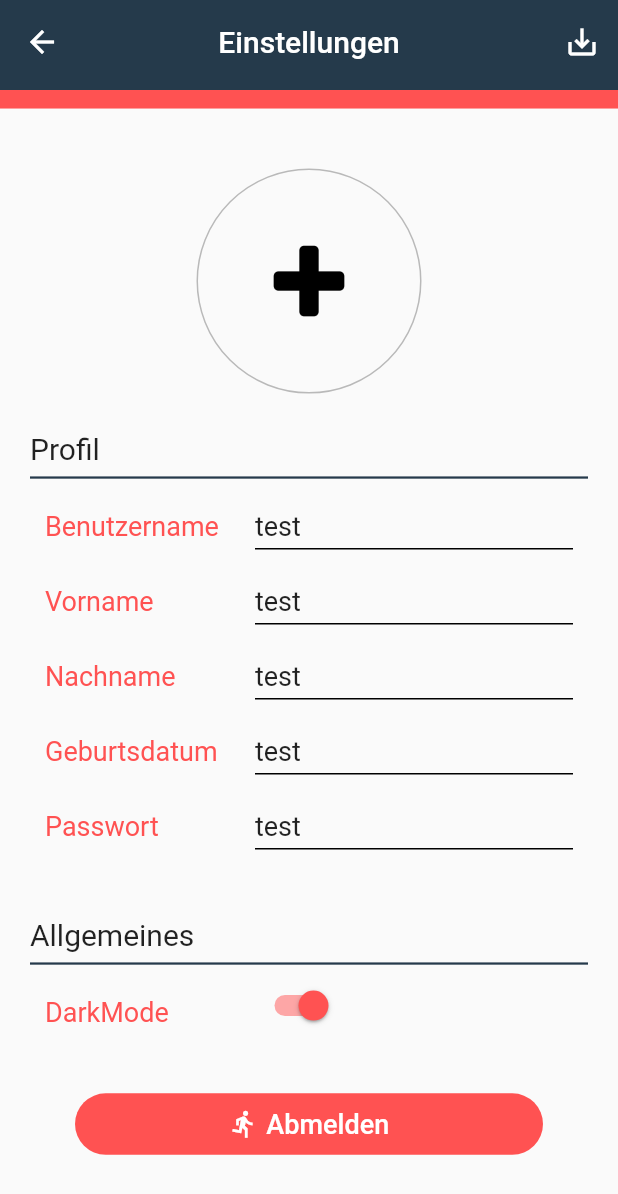
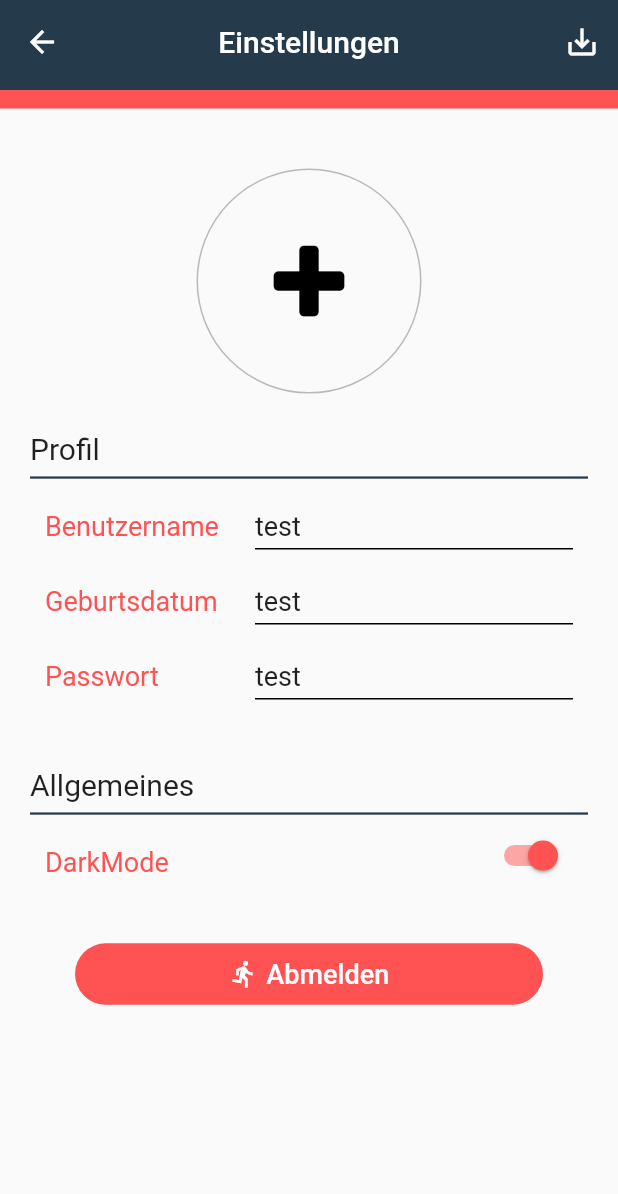
Before and after one commit to DominikDeseyve/SW-ENG_CMP, a Flutter app: the SettingsScreen screen opened by its route, on a phone screen of 412 x 824 dp. Shown: the top 1194 px of the screen. Run offline on Flutter 3.47's test engine with Material 2 defaults, Android fonts, the phone set to English and light mode, and no system bars; our stand-ins replace audioplayers, cached_network_image, cloud_firestore, firebase_auth, firebase_storage, image_picker; missing offline and left inert: nested_navigators, youtube_api; accounts and stored records are empty.

Commit message:
SettingsScreen update

```diff
--- a/lib/pages/settings/SettingsScreen.dart
+++ b/lib/pages/settings/SettingsScreen.dart
@@ -163,92 +163,6 @@ class _SettingsScreenState extends State<SettingsScreen> {
                         child: Container(
                           width: 120,
                           child: Text(
-                            "Vorname",
-                            style: TextStyle(
-                              color: Colors.redAccent,
-                              fontSize: 18,
-                            ),
-                          ),
-                        ),
-                      ),
-                      SizedBox(
-                        width: 20,
-                      ),
-                      Flexible(
-                        child: TextField(
-                          controller: _usernameController,
-                          style: TextStyle(fontSize: 18),
-                          keyboardType: TextInputType.text,
-                          decoration: InputDecoration(
-                            contentPadding: EdgeInsets.symmetric(vertical: 10),
-                            helperStyle: TextStyle(fontSize: 18),
-                            enabledBorder: UnderlineInputBorder(borderSide: BorderSide(color: Colors.black)),
-                            focusedBorder: UnderlineInputBorder(borderSide: BorderSide(color: Colors.redAccent)),
-                            labelStyle: TextStyle(
-                              color: Colors.redAccent,
-                              fontSize: 18,
-                            ),
-                            focusColor: Colors.redAccent,
-                          ),
-                        ),
-                      ),
-                    ],
-                  ),
-                ),
-                Container(
-                  height: 40,
-                  margin: EdgeInsets.fromLTRB(10, 0, 10, 10),
-                  child: Row(
-                    crossAxisAlignment: CrossAxisAlignment.end,
-                    children: <Widget>[
-                      Padding(
-                        padding: EdgeInsets.only(bottom: 5),
-                        child: Container(
-                          width: 120,
-                          child: Text(
-                            "Nachname",
-                            style: TextStyle(
-                              color: Colors.redAccent,
-                              fontSize: 18,
-                            ),
-                          ),
-                        ),
-                      ),
-                      SizedBox(
-                        width: 20,
-                      ),
-                      Flexible(
-                        child: TextField(
-                          controller: _usernameController,
-                          style: TextStyle(fontSize: 18),
-                          keyboardType: TextInputType.text,
-                          decoration: InputDecoration(
-                            contentPadding: EdgeInsets.symmetric(vertical: 10),
-                            helperStyle: TextStyle(fontSize: 18),
-                            enabledBorder: UnderlineInputBorder(borderSide: BorderSide(color: Colors.black)),
-                            focusedBorder: UnderlineInputBorder(borderSide: BorderSide(color: Colors.redAccent)),
-                            labelStyle: TextStyle(
-                              color: Colors.redAccent,
-                              fontSize: 18,
-                            ),
-                            focusColor: Colors.redAccent,
-                          ),
-                        ),
-                      ),
-                    ],
-                  ),
-                ),
-                Container(
-                  height: 40,
-                  margin: EdgeInsets.fromLTRB(10, 0, 10, 10),
-                  child: Row(
-                    crossAxisAlignment: CrossAxisAlignment.end,
-                    children: <Widget>[
-                      Padding(
-                        padding: EdgeInsets.only(bottom: 5),
-                        child: Container(
-                          width: 120,
-                          child: Text(
                             "Geburtsdatum",
                             style: TextStyle(
                               color: Colors.redAccent,
@@ -346,6 +260,7 @@ class _SettingsScreenState extends State<SettingsScreen> {
                   height: 40,
                   margin: EdgeInsets.fromLTRB(10, 0, 10, 10),
                   child: Row(
+                    mainAxisAlignment: MainAxisAlignment.spaceBetween,
                     crossAxisAlignment: CrossAxisAlignment.end,
                     children: <Widget>[
                       Padding(
@@ -369,7 +284,9 @@ class _SettingsScreenState extends State<SettingsScreen> {
                             activeColor: Colors.redAccent,
                             value: _darkmode,
                             onChanged: (value) {
-                              _darkmode = value;
+                              setState(() {
+                                _darkmode = value;
+                              });
                             }),
                       ),
                     ],
```
